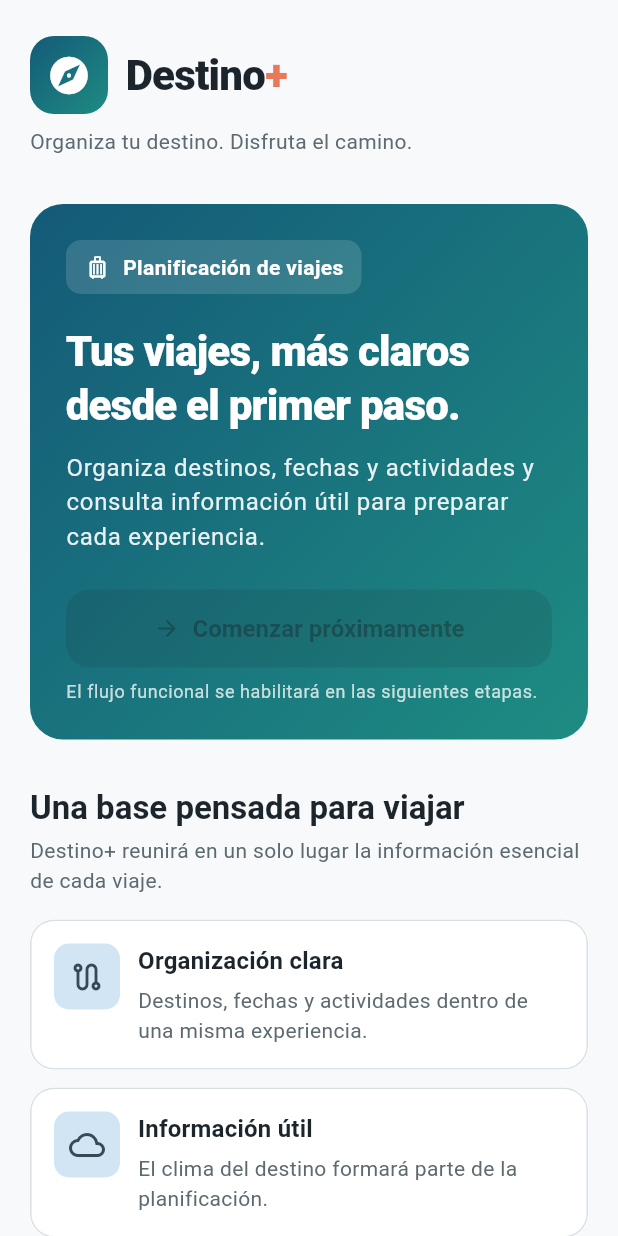
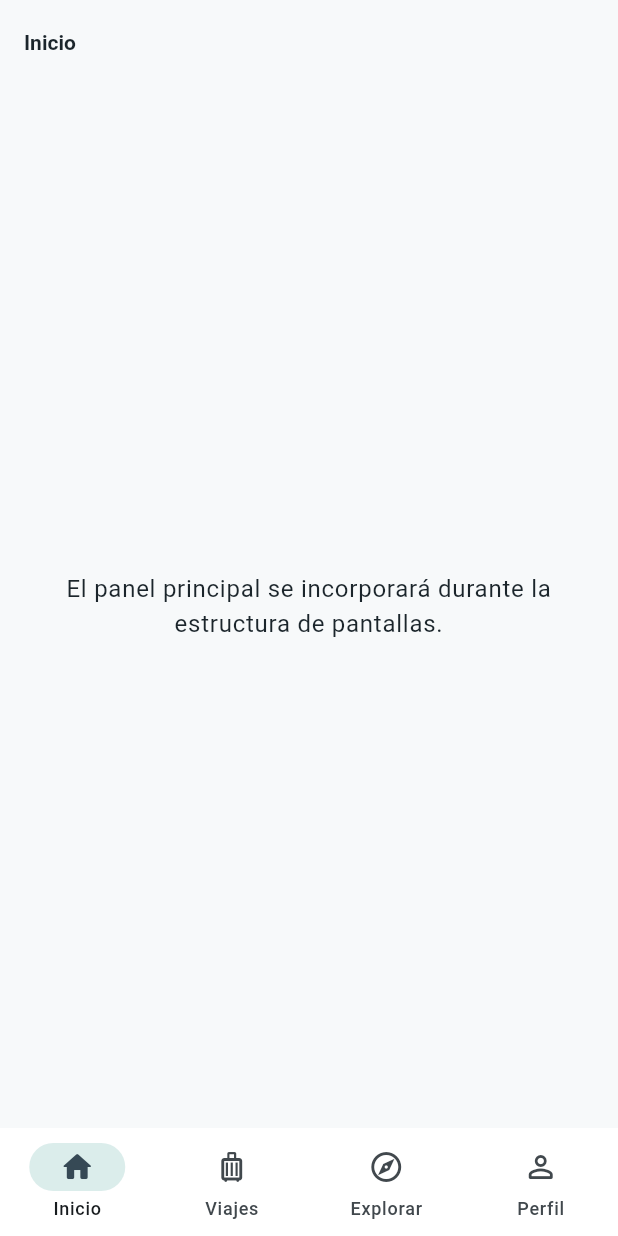
Before and after one commit to RubenMealla/destino-plus, a Flutter app: the screen it shows after launch, on a phone screen of 412 x 824 dp. Run offline on Flutter 3.47's test engine with Material 3 defaults, Android fonts, the phone set to English and light mode, and no system bars; our stand-ins replace go_router.

Commit message:
feat: implementa navegacion principal movil

```diff
--- a/lib/app/router/router_app.dart
+++ b/lib/app/router/router_app.dart
@@ -2,21 +2,21 @@ import 'package:flutter/material.dart';
 import 'package:go_router/go_router.dart';
 
 import '../../features/presentacion/pantalla_presentacion.dart';
+import '../../shared/widgets/navegacion_principal.dart';
 import 'pantalla_ruta_temporal.dart';
 import 'rutas_app.dart';
 
 /// Configuración declarativa y centralizada de navegación de Destino+.
 ///
-/// En esta primera etapa se registran todas las rutas principales del alcance
-/// previsto. Las pantallas temporales serán sustituidas por sus implementaciones
-/// reales durante los siguientes commits y ramas funcionales.
+/// La navegación principal utiliza un contenedor persistente con cuatro
+/// destinos móviles: Inicio, Viajes, Explorar y Perfil.
 abstract final class RouterApp {
   static final GoRouter router = GoRouter(
-    initialLocation: RutasApp.presentacion,
+    initialLocation: RutasApp.inicio,
     routes: [
       GoRoute(
         path: RutasApp.raiz,
-        redirect: (_, __) => RutasApp.presentacion,
+        redirect: (_, __) => RutasApp.inicio,
       ),
       GoRoute(
         path: RutasApp.presentacion,
@@ -38,6 +38,15 @@ abstract final class RouterApp {
               'El registro de usuarios se implementará en la etapa de autenticación.',
         ),
       ),
+      StatefulShellRoute.indexedStack(
+        builder: (context, state, navigationShell) {
+          return NavegacionPrincipal(
+            navigationShell: navigationShell,
+          );
+        },
+        branches: [
+          StatefulShellBranch(
+            routes: [
               GoRoute(
                 path: RutasApp.inicio,
                 builder: (context, state) => const PantallaRutaTemporal(
@@ -46,8 +55,20 @@ abstract final class RouterApp {
                       'El panel principal se incorporará durante la estructura de pantallas.',
                 ),
               ),
+            ],
+          ),
+          StatefulShellBranch(
+            routes: [
               GoRoute(
-        path: RutasApp.nuevoViaje,
+                path: RutasApp.viajes,
+                builder: (context, state) => const PantallaRutaTemporal(
+                  titulo: 'Viajes',
+                  descripcion:
+                      'La gestión de viajes se implementará en la etapa del CRUD.',
+                ),
+                routes: [
+                  GoRoute(
+                    path: 'nuevo',
                     builder: (context, state) => const PantallaRutaTemporal(
                       titulo: 'Nuevo viaje',
                       descripcion:
@@ -55,7 +76,20 @@ abstract final class RouterApp {
                     ),
                   ),
                   GoRoute(
-        path: RutasApp.editarViaje,
+                    path: ':id',
+                    builder: (context, state) {
+                      final id = state.pathParameters['id'] ?? '';
+
+                      return PantallaRutaTemporal(
+                        titulo: 'Detalle del viaje',
+                        descripcion:
+                            'Detalle provisional del viaje $id. Su contenido real se '
+                            'implementará en la etapa del CRUD.',
+                      );
+                    },
+                    routes: [
+                      GoRoute(
+                        path: 'editar',
                         builder: (context, state) {
                           final id = state.pathParameters['id'] ?? '';
 
@@ -67,27 +101,14 @@ abstract final class RouterApp {
                           );
                         },
                       ),
-      GoRoute(
-        path: RutasApp.detalleViaje,
-        builder: (context, state) {
-          final id = state.pathParameters['id'] ?? '';
-
-          return PantallaRutaTemporal(
-            titulo: 'Detalle del viaje',
-            descripcion:
-                'Detalle provisional del viaje $id. Su contenido real se '
-                'implementará en la etapa del CRUD.',
-          );
-        },
+                    ],
                   ),
-      GoRoute(
-        path: RutasApp.viajes,
-        builder: (context, state) => const PantallaRutaTemporal(
-          titulo: 'Viajes',
-          descripcion:
-              'La gestión de viajes se implementará en la etapa del CRUD.',
+                ],
               ),
+            ],
           ),
+          StatefulShellBranch(
+            routes: [
               GoRoute(
                 path: RutasApp.explorar,
                 builder: (context, state) => const PantallaRutaTemporal(
@@ -96,6 +117,10 @@ abstract final class RouterApp {
                       'Esta sección reunirá información útil asociada a los destinos.',
                 ),
               ),
+            ],
+          ),
+          StatefulShellBranch(
+            routes: [
               GoRoute(
                 path: RutasApp.perfil,
                 builder: (context, state) => const PantallaRutaTemporal(
@@ -103,6 +128,10 @@ abstract final class RouterApp {
                   descripcion:
                       'El perfil y los ajustes se implementarán en su etapa funcional.',
                 ),
+              ),
+            ],
+          ),
+        ],
       ),
     ],
     errorBuilder: (context, state) => Scaffold(
--- /dev/null
+++ b/lib/shared/widgets/navegacion_principal.dart
@@ -0,0 +1,53 @@
+import 'package:flutter/material.dart';
+import 'package:go_router/go_router.dart';
+
+/// Contenedor de navegación principal para las secciones de Destino+.
+///
+/// Utiliza una barra inferior pensada para uso táctil en teléfonos y conserva
+/// el estado de cada sección mediante [StatefulNavigationShell].
+class NavegacionPrincipal extends StatelessWidget {
+  const NavegacionPrincipal({
+    super.key,
+    required this.navigationShell,
+  });
+
+  final StatefulNavigationShell navigationShell;
+
+  @override
+  Widget build(BuildContext context) {
+    return Scaffold(
+      body: navigationShell,
+      bottomNavigationBar: NavigationBar(
+        selectedIndex: navigationShell.currentIndex,
+        onDestinationSelected: (index) {
+          navigationShell.goBranch(
+            index,
+            initialLocation: index == navigationShell.currentIndex,
+          );
+        },
+        destinations: const [
+          NavigationDestination(
+            icon: Icon(Icons.home_outlined),
+            selectedIcon: Icon(Icons.home_rounded),
+            label: 'Inicio',
+          ),
+          NavigationDestination(
+            icon: Icon(Icons.luggage_outlined),
+            selectedIcon: Icon(Icons.luggage_rounded),
+            label: 'Viajes',
+          ),
+          NavigationDestination(
+            icon: Icon(Icons.explore_outlined),
+            selectedIcon: Icon(Icons.explore_rounded),
+            label: 'Explorar',
+          ),
+          NavigationDestination(
+            icon: Icon(Icons.person_outline_rounded),
+            selectedIcon: Icon(Icons.person_rounded),
+            label: 'Perfil',
+          ),
+        ],
+      ),
+    );
+  }
+}
```
Also changed, not shown: 1 other file. Lines whose indentation alone changed are shown as unchanged.
